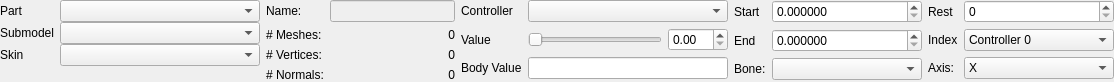
Old version of the form src/tools/hlam/ui/assets/studiomodel/dockpanels/StudioModelBodyPartsPanel.ui in the repository SamVanheer/HalfLifeAssetManager.
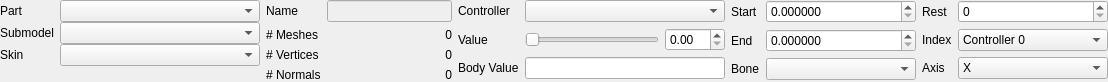
New version of the form.

Patch:
```diff
--- a/src/tools/hlam/ui/assets/studiomodel/dockpanels/StudioModelBodyPartsPanel.ui
+++ b/src/tools/hlam/ui/assets/studiomodel/dockpanels/StudioModelBodyPartsPanel.ui
@@ -6,7 +6,7 @@
    <rect>
     <x>0</x>
     <y>0</y>
-    <width>1095</width>
+    <width>1087</width>
     <height>85</height>
    </rect>
   </property>
@@ -164,7 +164,7 @@
         </sizepolicy>
        </property>
        <property name="text">
-        <string># Normals:</string>
+        <string># Normals</string>
        </property>
       </widget>
      </item>
@@ -212,7 +212,7 @@
         </sizepolicy>
        </property>
        <property name="text">
-        <string>Name:</string>
+        <string>Name</string>
        </property>
       </widget>
      </item>
@@ -225,7 +225,7 @@
         </sizepolicy>
        </property>
        <property name="text">
-        <string># Vertices:</string>
+        <string># Vertices</string>
        </property>
       </widget>
      </item>
@@ -248,7 +248,7 @@
         </sizepolicy>
        </property>
        <property name="text">
-        <string># Meshes:</string>
+        <string># Meshes</string>
        </property>
       </widget>
      </item>
@@ -442,7 +442,7 @@
      <item row="2" column="0">
       <widget class="QLabel" name="label_7">
        <property name="text">
-        <string>Bone:</string>
+        <string>Bone</string>
        </property>
       </widget>
      </item>
@@ -554,7 +554,7 @@
      <item row="2" column="0">
       <widget class="QLabel" name="label_12">
        <property name="text">
-        <string>Axis:</string>
+        <string>Axis</string>
        </property>
       </widget>
      </item>
```
